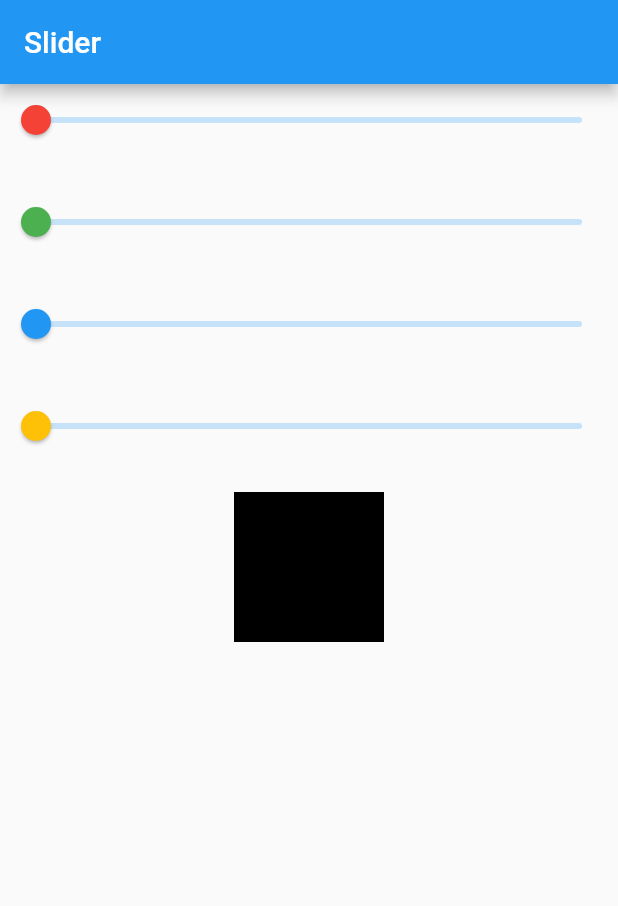
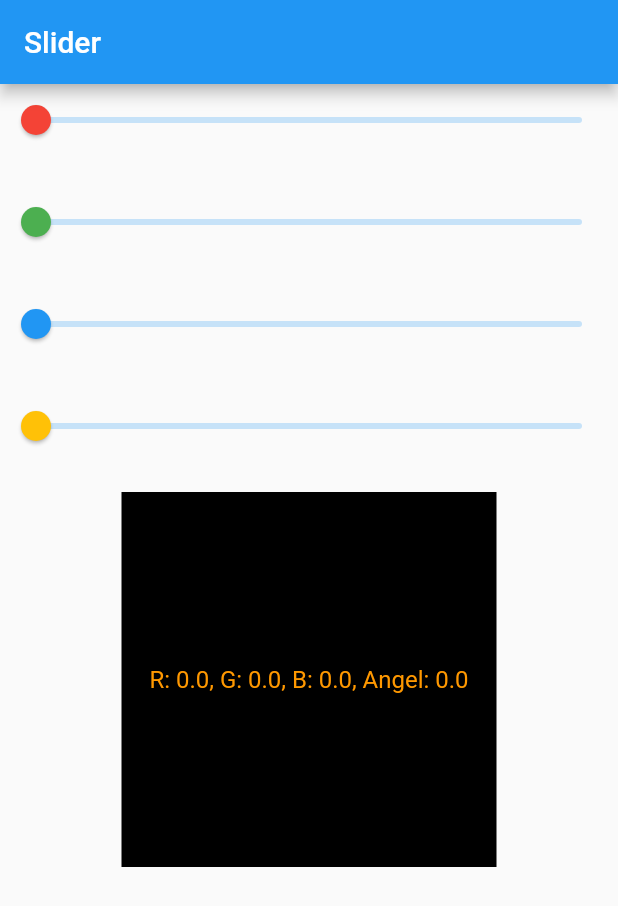
Before and after one commit to boykutepro/MixColor_Slider_flutter, a Flutter app: the screen it shows after launch, on a phone screen of 412 x 824 dp. Shown: the top 906 px of the screen. Run offline on Flutter 3.47's test engine with Material 2 defaults, Android fonts, the phone set to English and light mode, and no system bars.

```diff
--- a/lib/main.dart
+++ b/lib/main.dart
@@ -27,10 +27,10 @@ class DemoSlider extends StatefulWidget {
 }
 
 class _DemoSliderState extends State<DemoSlider> {
-  double red = 0.0;
-  double green = 0.0;
-  double blue = 0.0;
-  double rotateValue = 0.0;
+  double red = 0;
+  double green = 0;
+  double blue = 0;
+  double rotateValue = 0;
 
   @override
   Widget build(BuildContext context) {
@@ -55,8 +55,8 @@ class _DemoSliderState extends State<DemoSlider> {
               green = newGreen;
             });
             },
-            min: 0.0,
-            max: 255.0,
+            min: 0,
+            max: 255,
             activeColor: Colors.green
         ),
         SizedBox(height: 20),
@@ -67,8 +67,8 @@ class _DemoSliderState extends State<DemoSlider> {
               blue = newBlue;
             });
           },
-          min: 0.0,
-          max: 255.0,
+          min: 0,
+          max: 255,
           activeColor: Colors.blue
         ),
         SizedBox(height: 20),
@@ -79,19 +79,29 @@ class _DemoSliderState extends State<DemoSlider> {
               rotateValue = newRotateValue;
             });
           },
-          min: 0.0,
-          max: 360.0,
+          min: 0,
+          max: 360,
           activeColor: Colors.amber,
         ),
         SizedBox(height: 20),
-        RotationTransition(
-          turns: AlwaysStoppedAnimation(rotateValue/360),
-          child: Container(
-            height: 100,
-            width: 100,
-            color: Color.fromARGB(255, red.floor(), green.toInt(), blue.floor()),
-          )
-        )
+        Stack(
+          alignment: Alignment.center,
+          children: <Widget>[
+            RotationTransition(
+              turns: AlwaysStoppedAnimation(rotateValue/360),
+              child: Container(
+              height: 250,
+              width: 250,
+              color: Color.fromARGB(255, red.toInt(), green.toInt(), blue.toInt()),
+                ),
+            ),
+            Text('R: $red, G: $green, B: $blue, Angel: $rotateValue',
+              style: TextStyle(
+                fontSize: 16,
+                color: Colors.orange,
+            ),),
+          ],
+        ),
       ]),
     );
   }
```
